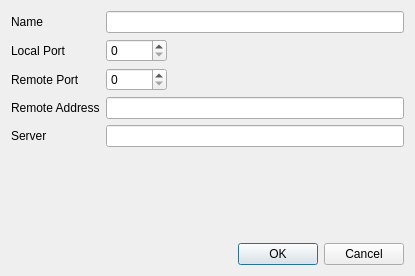
Qt form src/connection.ui (amartin755/sshTunnelGui) before a commit.
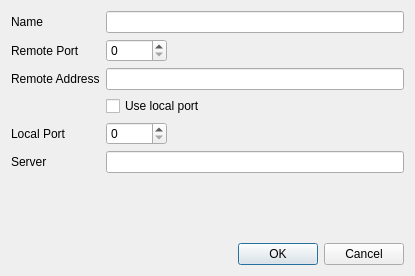
The same form after that commit.

Commit message: new connection dialog

Patch:
```diff
--- a/src/connection.ui
+++ b/src/connection.ui
@@ -44,48 +44,55 @@
      <item row="1" column="0">
       <widget class="QLabel" name="label_2">
        <property name="text">
+        <string>Remote Port</string>
+       </property>
+      </widget>
+     </item>
+     <item row="1" column="1">
+      <widget class="QSpinBox" name="remotePort">
+       <property name="maximum">
+        <number>65535</number>
+       </property>
+      </widget>
+     </item>
+     <item row="4" column="0">
+      <widget class="QLabel" name="label_3">
+       <property name="text">
         <string>Local Port</string>
        </property>
       </widget>
      </item>
+     <item row="4" column="1">
+      <widget class="QSpinBox" name="localPort">
+       <property name="maximum">
+        <number>65535</number>
+       </property>
+      </widget>
+     </item>
      <item row="2" column="0">
-      <widget class="QLabel" name="label_3">
-       <property name="text">
-        <string>Remote Port</string>
-       </property>
-      </widget>
-     </item>
-     <item row="3" column="0">
       <widget class="QLabel" name="label_4">
        <property name="text">
         <string>Remote Address</string>
        </property>
       </widget>
      </item>
-     <item row="3" column="1">
+     <item row="2" column="1">
       <widget class="QLineEdit" name="remoteAddress"/>
      </item>
-     <item row="4" column="0">
+     <item row="6" column="0">
       <widget class="QLabel" name="label_5">
        <property name="text">
         <string>Server</string>
        </property>
       </widget>
      </item>
-     <item row="4" column="1">
+     <item row="6" column="1">
       <widget class="QLineEdit" name="Server"/>
      </item>
-     <item row="1" column="1">
-      <widget class="QSpinBox" name="localPort">
-       <property name="maximum">
-        <number>65535</number>
-       </property>
-      </widget>
-     </item>
-     <item row="2" column="1">
-      <widget class="QSpinBox" name="remotePort">
-       <property name="maximum">
-        <number>65535</number>
+     <item row="3" column="1">
+      <widget class="QCheckBox" name="chkUseLocalPort">
+       <property name="text">
+        <string>Use local port</string>
        </property>
       </widget>
      </item>
```
Left out of the diff: 20 changed lines with no effect on the pictures.
